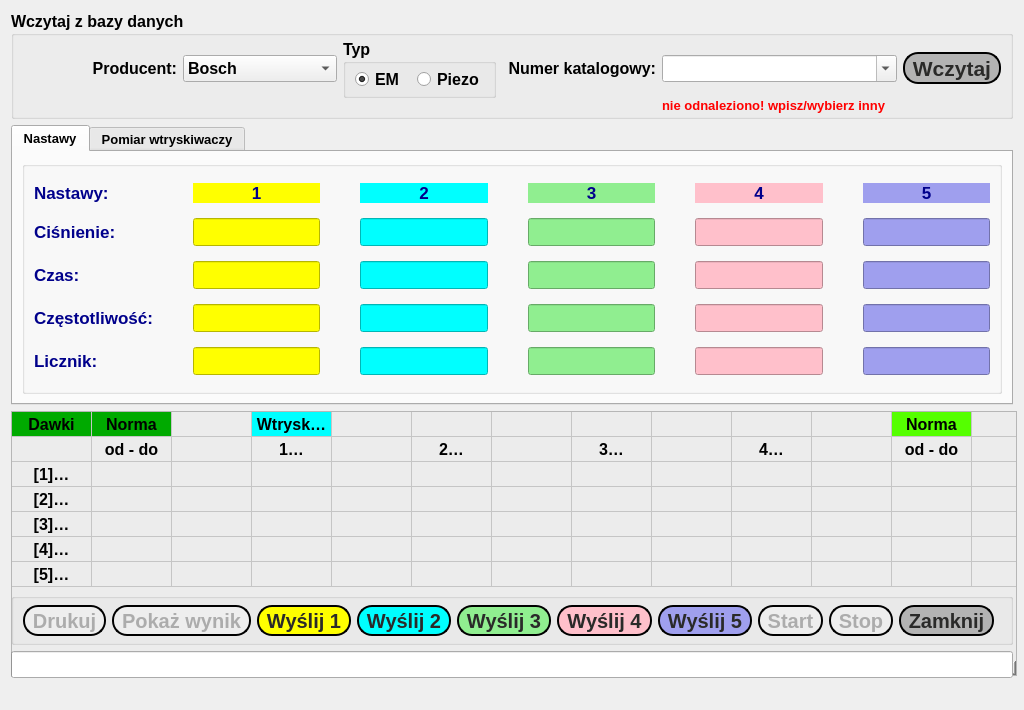
Above: diagnosticwidget.ui from michniewski1986/ub1 before the change. Below: the same form after it.
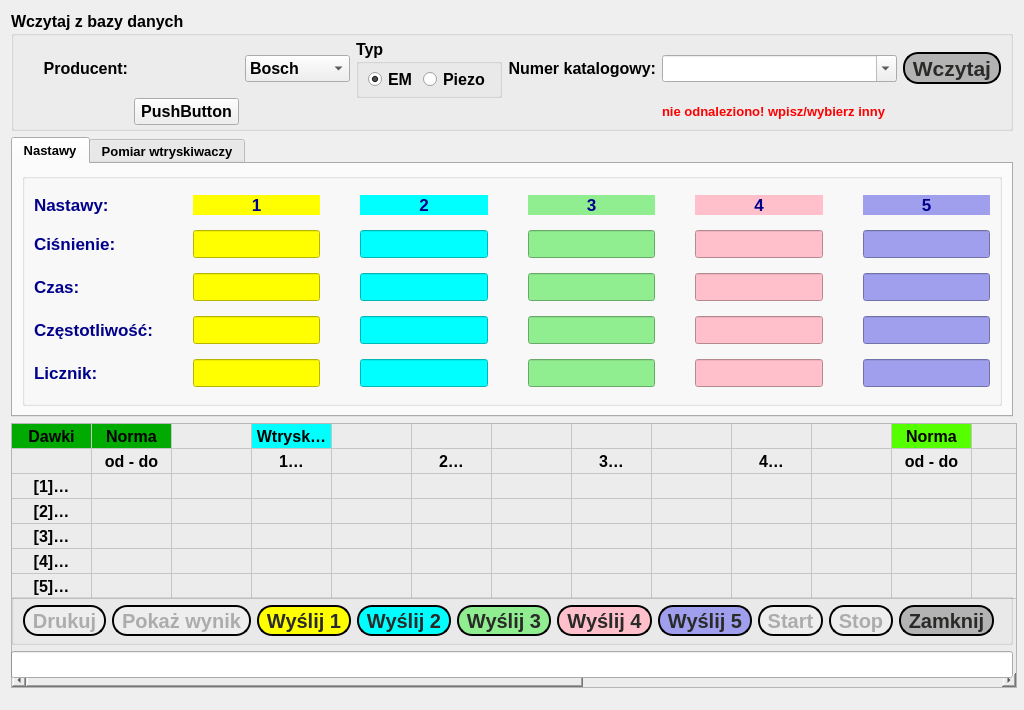
That is the form after the change.

The edit to the form file:
```diff
--- a/diagnosticwidget.ui
+++ b/diagnosticwidget.ui
@@ -1237,6 +1237,13 @@
         </property>
        </widget>
       </item>
+      <item row="1" column="1">
+       <widget class="QPushButton" name="pushButton">
+        <property name="text">
+         <string>PushButton</string>
+        </property>
+       </widget>
+      </item>
      </layout>
     </widget>
    </item>
```
